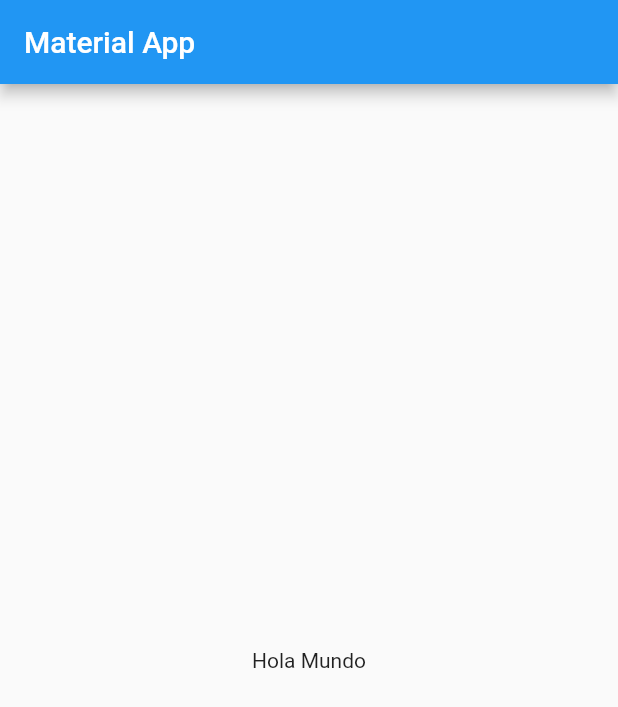
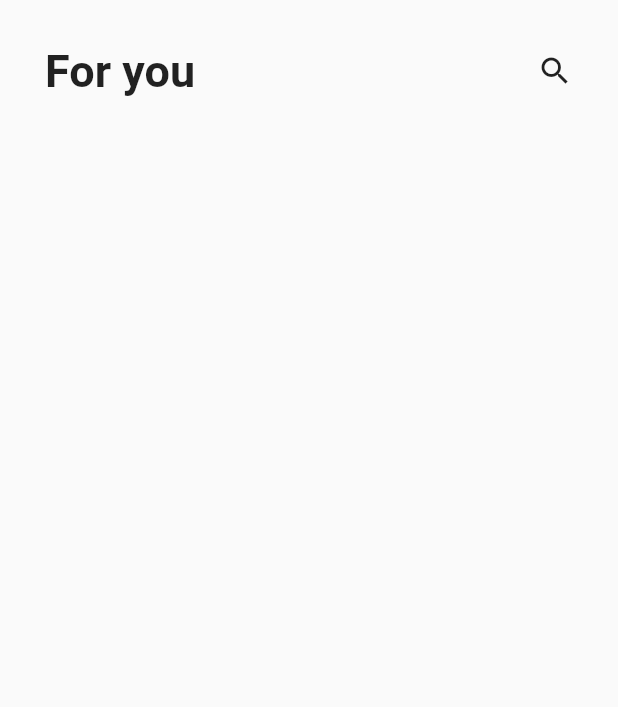
Before and after one commit to redemtiom/flutter_shoes_app, a Flutter app: the screen it shows after launch, on a phone screen of 412 x 824 dp. Shown: the top 707 px of the screen. Run offline on Flutter 3.47's test engine with Material 2 defaults, Android fonts, the phone set to English and light mode, and no system bars.

Commit message:
added custom bar

```diff
--- a/lib/main.dart
+++ b/lib/main.dart
@@ -1,4 +1,5 @@
 import 'package:flutter/material.dart';
+import 'package:shoesapp/src/pages/shoe_page.dart';
 
 void main() {
   runApp(const MyApp());
@@ -15,16 +16,7 @@ class MyApp extends StatelessWidget {
       theme: ThemeData(
         primarySwatch: Colors.blue,
       ),
-      home: Scaffold(
-        appBar: AppBar(
-          title: Text('Material App'),
-        ),
-        body: Center(
-          child: Container(
-            child: Text('Hola Mundo'),
-          ),
-        ),
-      ),
+      home: ShoePage(),
     );
   }
 }
--- /dev/null
+++ b/lib/src/pages/shoe_page.dart
@@ -0,0 +1,13 @@
+import 'package:flutter/material.dart';
+import 'package:shoesapp/src/widgets/index.dart';
+
+class ShoePage extends StatelessWidget {
+  const ShoePage({Key? key}) : super(key: key);
+
+  @override
+  Widget build(BuildContext context) {
+    return Scaffold(
+      body: CustomAppBar(text: 'For you',),
+    );
+  }
+}
--- /dev/null
+++ b/lib/src/widgets/custom_appbar.dart
@@ -0,0 +1,35 @@
+import 'package:flutter/material.dart';
+
+class CustomAppBar extends StatelessWidget {
+  const CustomAppBar({Key? key, required this.text}) : super(key: key);
+
+  final String text;
+
+  @override
+  Widget build(BuildContext context) {
+    return SafeArea(
+      top: true,
+      bottom: false,
+      child: Padding(
+        padding: const EdgeInsets.symmetric(horizontal: 30),
+        child: Container(
+          margin: const EdgeInsets.only(top: 30),
+          width: double.infinity,
+          child: Row(
+            children: [
+              Text(
+                text,
+                style: const TextStyle(
+                  fontSize: 30.0,
+                  fontWeight: FontWeight.w700,
+                ),
+              ),
+              const Spacer(),
+              const Icon(Icons.search)
+            ],
+          ),
+        ),
+      ),
+    );
+  }
+}
--- /dev/null
+++ b/lib/src/widgets/index.dart
@@ -0,0 +1 @@
+export 'package:shoesapp/src/widgets/custom_appbar.dart';
```
